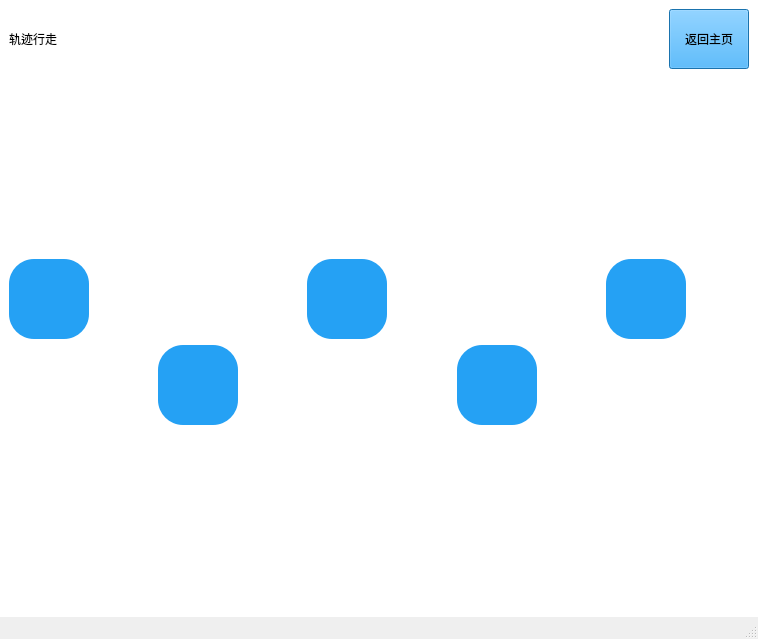
Before: the Qt Designer form mainwindow.ui in langmda/car-project, drawn with Qt 5.
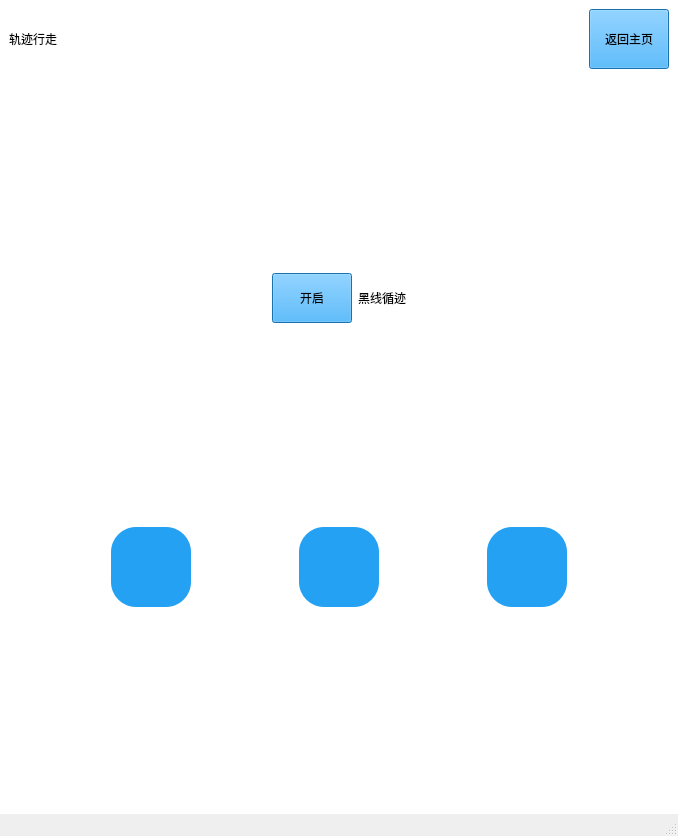
After: the same form once the commit is applied. The open tabs and pages were chosen to show the change. Icons and pictures are not drawn.

What changed in the file:
```diff
--- a/mainwindow.ui
+++ b/mainwindow.ui
@@ -6,8 +6,8 @@
    <rect>
     <x>0</x>
     <y>0</y>
-    <width>758</width>
-    <height>639</height>
+    <width>678</width>
+    <height>836</height>
    </rect>
   </property>
   <property name="sizePolicy">
@@ -1007,6 +1007,79 @@
           </item>
          </layout>
         </item>
+        <item>
+         <spacer name="verticalSpacer_25">
+          <property name="orientation">
+           <enum>Qt::Orientation::Vertical</enum>
+          </property>
+          <property name="sizeHint" stdset="0">
+           <size>
+            <width>20</width>
+            <height>40</height>
+           </size>
+          </property>
+         </spacer>
+        </item>
+        <item>
+         <layout class="QHBoxLayout" name="horizontalLayout_26">
+          <item>
+           <spacer name="horizontalSpacer_56">
+            <property name="orientation">
+             <enum>Qt::Orientation::Horizontal</enum>
+            </property>
+            <property name="sizeHint" stdset="0">
+             <size>
+              <width>40</width>
+              <height>20</height>
+             </size>
+            </property>
+           </spacer>
+          </item>
+          <item>
+           <widget class="QPushButton" name="Line_Follow_Button">
+            <property name="minimumSize">
+             <size>
+              <width>50</width>
+              <height>50</height>
+             </size>
+            </property>
+            <property name="styleSheet">
+             <string notr="true">font: 18pt &quot;Microsoft YaHei UI&quot;;
+background-color: rgb(37, 161, 244);
+color: rgb(0, 0, 0);
+</string>
+            </property>
+            <property name="text">
+             <string>开启</string>
+            </property>
+           </widget>
+          </item>
+          <item>
+           <widget class="QLabel" name="label_19">
+            <property name="styleSheet">
+             <string notr="true">font: 15pt &quot;Microsoft YaHei UI&quot;;
+color: rgb(0, 0, 0);</string>
+            </property>
+            <property name="text">
+             <string>黑线循迹</string>
+            </property>
+           </widget>
+          </item>
+          <item>
+           <spacer name="horizontalSpacer_58">
+            <property name="orientation">
+             <enum>Qt::Orientation::Horizontal</enum>
+            </property>
+            <property name="sizeHint" stdset="0">
+             <size>
+              <width>40</width>
+              <height>20</height>
+             </size>
+            </property>
+           </spacer>
+          </item>
+         </layout>
+        </item>
         <item>
          <spacer name="verticalSpacer_23">
           <property name="orientation">
@@ -1022,45 +1095,45 @@
         </item>
         <item>
          <layout class="QGridLayout" name="gridLayout_4">
-          <item row="0" column="3">
-           <spacer name="horizontalSpacer_55">
-            <property name="orientation">
-             <enum>Qt::Orientation::Horizontal</enum>
+          <item row="0" column="5">
+           <widget class="QPushButton" name="Trajectory_U_Button">
+            <property name="styleSheet">
+             <string notr="true">QPushButton {
+    border-radius: 25px;
+    min-width: 80px;
+    max-width: 80px;
+    min-height: 80px;
+    max-height: 80px;
+    border: none;
+    background-color: rgb(37, 161, 244);
+    qproperty-icon: url(:/image/u.png);
+    qproperty-iconSize: 70px 70px;  /* 控制图标大小 */
+}
+
+QPushButton:pressed {
+    background-color: rgb(30, 129, 195);
+}</string>
             </property>
-            <property name="sizeHint" stdset="0">
-             <size>
-              <width>40</width>
-              <height>20</height>
-             </size>
+            <property name="text">
+             <string/>
             </property>
-           </spacer>
+           </widget>
           </item>
           <item row="0" column="0">
-           <widget class="QPushButton" name="Trajectory_Square_Button">
-            <property name="styleSheet">
-             <string notr="true">QPushButton {
-    border-radius: 25px;
-    min-width: 80px;
-    max-width: 80px;
-    min-height: 80px;
-    max-height: 80px;
-    border: none;
-    background-color: rgb(37, 161, 244);
-    qproperty-icon: url(:/image/正方形.png);
-    qproperty-iconSize: 60px 60px;  /* 控制图标大小 */
-}
-
-QPushButton:pressed {
-    background-color: rgb(30, 129, 195);
-}</string>
+           <spacer name="horizontalSpacer_52">
+            <property name="orientation">
+             <enum>Qt::Orientation::Horizontal</enum>
             </property>
-            <property name="text">
-             <string/>
+            <property name="sizeHint" stdset="0">
+             <size>
+              <width>40</width>
+              <height>20</height>
+             </size>
             </property>
-           </widget>
+           </spacer>
           </item>
-          <item row="1" column="1">
-           <widget class="QPushButton" name="Trajectory_Eight_Button">
+          <item row="0" column="3">
+           <widget class="QPushButton" name="Trajectory_J_Button">
             <property name="styleSheet">
              <string notr="true">QPushButton {
     border-radius: 25px;
@@ -1083,45 +1156,8 @@
             </property>
            </widget>
           </item>
-          <item row="0" column="4">
-           <widget class="QPushButton" name="Trajectory_Circle_Button">
-            <property name="styleSheet">
-             <string notr="true">QPushButton {
-    border-radius: 25px;
-    min-width: 80px;
-    max-width: 80px;
-    min-height: 80px;
-    max-height: 80px;
-    border: none;
-    background-color: rgb(37, 161, 244);
-    qproperty-icon: url(:/image/圆形.png);
-    qproperty-iconSize: 75px 75px;  /* 控制图标大小 */
-}
-
-QPushButton:pressed {
-    background-color: rgb(30, 129, 195);
-}</string>
-            </property>
-            <property name="text">
-             <string/>
-            </property>
-           </widget>
-          </item>
           <item row="0" column="1">
-           <spacer name="horizontalSpacer_54">
-            <property name="orientation">
-             <enum>Qt::Orientation::Horizontal</enum>
-            </property>
-            <property name="sizeHint" stdset="0">
-             <size>
-              <width>40</width>
-              <height>20</height>
-             </size>
-            </property>
-           </spacer>
-          </item>
-          <item row="1" column="3">
-           <widget class="QPushButton" name="Trajectory_Star_Button">
+           <widget class="QPushButton" name="Trajectory_Z_Button">
             <property name="styleSheet">
              <string notr="true">QPushButton {
     border-radius: 25px;
@@ -1145,31 +1181,20 @@
            </widget>
           </item>
           <item row="0" column="2">
-           <widget class="QPushButton" name="Trajectory_Triangle_Button">
-            <property name="styleSheet">
-             <string notr="true">QPushButton {
-    border-radius: 25px;
-    min-width: 80px;
-    max-width: 80px;
-    min-height: 80px;
-    max-height: 80px;
-    border: none;
-    background-color: rgb(37, 161, 244);
-    qproperty-icon: url(:/image/三角形.png);
-    qproperty-iconSize: 80px 80px;  /* 控制图标大小 */
-}
-
-QPushButton:pressed {
-    background-color: rgb(30, 129, 195);
-}</string>
+           <spacer name="horizontalSpacer_54">
+            <property name="orientation">
+             <enum>Qt::Orientation::Horizontal</enum>
             </property>
-            <property name="text">
-             <string/>
+            <property name="sizeHint" stdset="0">
+             <size>
+              <width>40</width>
+              <height>20</height>
+             </size>
             </property>
-           </widget>
+           </spacer>
           </item>
-          <item row="1" column="0">
-           <spacer name="horizontalSpacer_52">
+          <item row="0" column="4">
+           <spacer name="horizontalSpacer_55">
             <property name="orientation">
              <enum>Qt::Orientation::Horizontal</enum>
             </property>
@@ -1181,7 +1206,7 @@
             </property>
            </spacer>
           </item>
-          <item row="1" column="2">
+          <item row="0" column="6">
            <spacer name="horizontalSpacer_53">
             <property name="orientation">
              <enum>Qt::Orientation::Horizontal</enum>
@@ -1194,19 +1219,6 @@
             </property>
            </spacer>
           </item>
-          <item row="1" column="4">
-           <spacer name="horizontalSpacer_56">
-            <property name="orientation">
-             <enum>Qt::Orientation::Horizontal</enum>
-            </property>
-            <property name="sizeHint" stdset="0">
-             <size>
-              <width>40</width>
-              <height>20</height>
-             </size>
-            </property>
-           </spacer>
-          </item>
          </layout>
         </item>
         <item>
```
Left out of the diff: 472 changed lines with no effect on the pictures.
